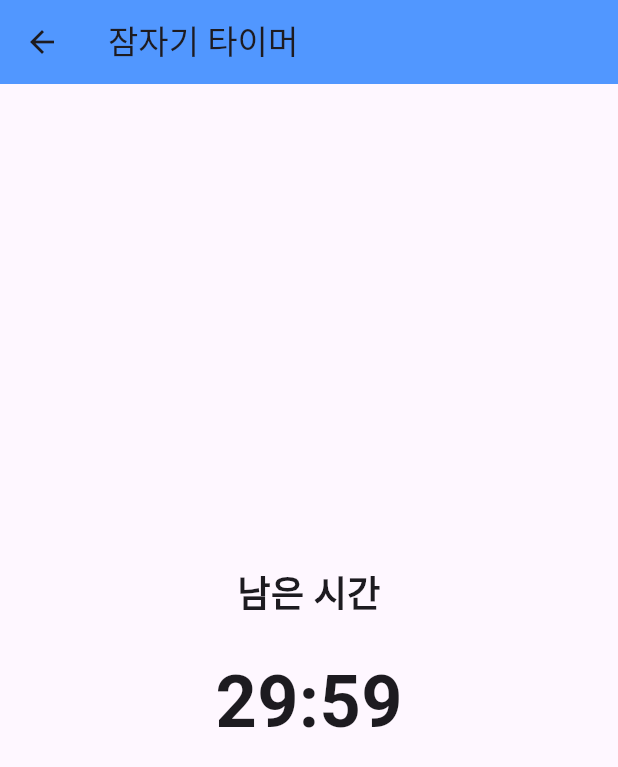
After one commit to TAEHONG-LEE/cnuity, a Flutter app: the KkaezamSleepTimerScreen screen opened directly, on a phone screen of 412 x 824 dp. The commit adds this screen. Shown: the top 767 px of the screen. Run offline on Flutter 3.47's test engine with Material 3 defaults, Android fonts, the phone set to English and light mode, and no system bars; our stand-ins replace cloud_firestore, firebase_auth, firebase_core, fluttertoast; accounts and stored records are empty.

Commit message:
Add: KkaezamSleepTimerScreen 타이머 화면 구현 및 예약 조건 체크 로직 반영

```diff
--- /dev/null
+++ b/lib/screens/kkaezam/kkaezam_sleep_timer_screen.dart
@@ -0,0 +1,80 @@
+import 'dart:async';
+import 'package:flutter/material.dart';
+
+class KkaezamSleepTimerScreen extends StatefulWidget {
+  const KkaezamSleepTimerScreen({super.key});
+
+  @override
+  State<KkaezamSleepTimerScreen> createState() =>
+      _KkaezamSleepTimerScreenState();
+}
+
+class _KkaezamSleepTimerScreenState extends State<KkaezamSleepTimerScreen> {
+  static const int totalTime = 30 * 60; // 30분 (초 단위)
+  int remainingTime = totalTime;
+  Timer? timer;
+
+  @override
+  void initState() {
+    super.initState();
+    startTimer();
+  }
+
+  void startTimer() {
+    timer = Timer.periodic(const Duration(seconds: 1), (t) {
+      if (remainingTime <= 0) {
+        t.cancel();
+        onTimerComplete();
+      } else {
+        setState(() {
+          remainingTime--;
+        });
+      }
+    });
+  }
+
+  void onTimerComplete() {
+    // TODO: 타이머 완료 후 Firestore에 상태 업데이트 & 결과 화면 이동
+    ScaffoldMessenger.of(
+      context,
+    ).showSnackBar(const SnackBar(content: Text('타이머가 완료되었습니다!')));
+  }
+
+  @override
+  void dispose() {
+    timer?.cancel();
+    super.dispose();
+  }
+
+  String formatTime(int seconds) {
+    final minutes = seconds ~/ 60;
+    final secs = seconds % 60;
+    return '${minutes.toString().padLeft(2, '0')}:${secs.toString().padLeft(2, '0')}';
+  }
+
+  @override
+  Widget build(BuildContext context) {
+    return Scaffold(
+      appBar: AppBar(
+        title: const Text('잠자기 타이머'),
+        backgroundColor: const Color(0xFF5197FF),
+      ),
+      body: Center(
+        child: Column(
+          mainAxisAlignment: MainAxisAlignment.center,
+          children: [
+            const Text(
+              '남은 시간',
+              style: TextStyle(fontSize: 24, fontWeight: FontWeight.bold),
+            ),
+            const SizedBox(height: 20),
+            Text(
+              formatTime(remainingTime),
+              style: const TextStyle(fontSize: 48, fontWeight: FontWeight.bold),
+            ),
+          ],
+        ),
+      ),
+    );
+  }
+}
```
Also changed, not shown: lib/screens/kkaezam/kkaezam_home_screen.dart (+25 -2 lines).
